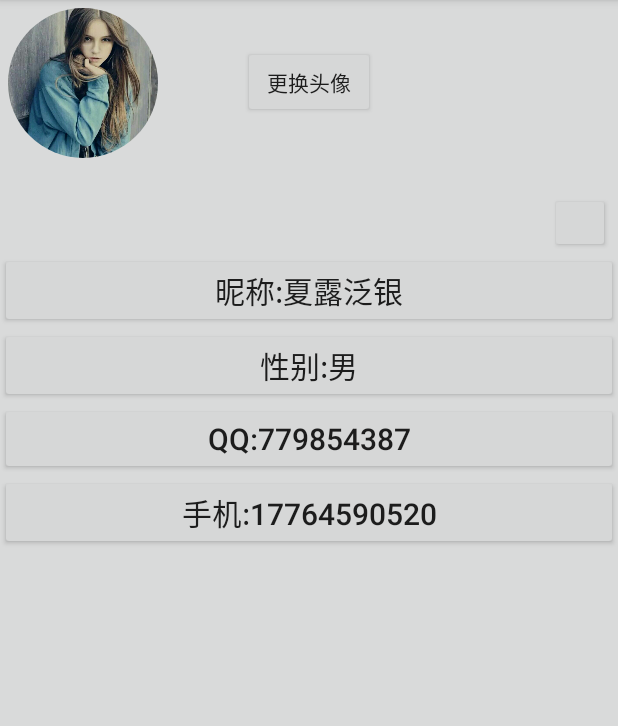
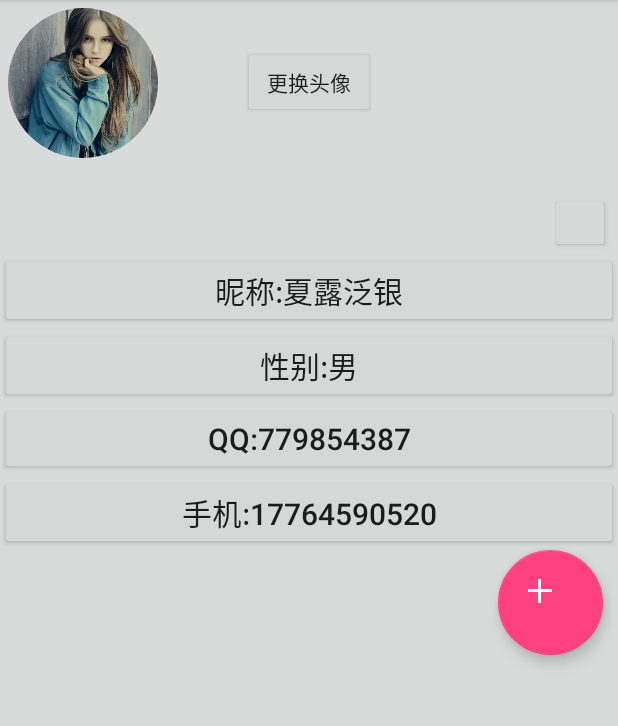
Before and after one commit to Smallsherlly/XiYang_1.0, an Android app: the fragment MineFragment shown on its own in the app's theme, on a phone screen of 412 x 824 dp, the part 84-810 px from its top. Run offline under Robolectric (Android 15) with nearby library versions, the phone set to English and light mode, and no system bars; libraries missing offline, so code that uses them is left out: com.sackcentury.shinebuttonlib; plain views replace ShineButton; 4 statements that could not run were skipped.

Commit message:
惜扬手账内测1.3版本. 添加新建手账按钮。

```diff
--- a/app/src/main/java/com/example/silence/xiyang_10/MineFragment.java
+++ b/app/src/main/java/com/example/silence/xiyang_10/MineFragment.java
@@ -16,6 +16,7 @@ import android.os.Environment;
 import android.provider.MediaStore;
 import android.support.annotation.Nullable;
 import android.support.design.widget.CoordinatorLayout;
+import android.support.design.widget.FloatingActionButton;
 import android.support.v4.app.Fragment;
 import android.view.LayoutInflater;
 import android.view.View;
@@ -35,7 +36,8 @@ import java.io.File;
 public class MineFragment extends Fragment {
     private int count;
     private String urlpath;//图片路径
-    RoundImageButton test_button;
+    private RoundImageButton test_button;
+    private FloatingActionButton create;
     public MineFragment(){
         count = 0;
     }
@@ -48,8 +50,8 @@ public class MineFragment extends Fragment {
     public void onViewCreated(final View view, @Nullable final Bundle savedInstanceState){
         Button button_change = (Button) getView().findViewById(R.id.change_touxiang);
         final RoundImageButton roundImageView = (RoundImageButton) getView().findViewById(R.id.round_touxiang);
-        Button button_edit = (Button) getView().findViewById(R.id.Edit);
-        button_edit.setOnClickListener(new View.OnClickListener() {
+        create = getView().findViewById(R.id.create);
+        create.setOnClickListener(new View.OnClickListener() {
             @Override
             public void onClick(View v) {
                 Intent edit_intent = new Intent(getActivity(),MyEditClass.class);
--- a/app/src/main/java/com/example/silence/xiyang_10/MyEditClass.java
+++ b/app/src/main/java/com/example/silence/xiyang_10/MyEditClass.java
@@ -190,11 +190,6 @@ public class MyEditClass extends AppCompatActivity {
             //图片路径
             urlpath = FileUtilcll.saveFile(this, "temphead.jpg", photo);
             System.out.println("----------路径----------" + urlpath);
-//            dragScaleView.setImageBitmap(photo);
-//            dragScaleView.setBackgroundColor(getResources().getColor(R.color.blue));
-//            dragScaleView.setClickable(true);
-//            dragScaleView.setScaleType(ImageView.ScaleType.FIT_XY);
-//            editor.addView(dragScaleView);
         }
     }
     /**
--- a/app/src/main/res/layout/fragment_mine.xml
+++ b/app/src/main/res/layout/fragment_mine.xml
@@ -60,5 +60,15 @@
         android:textSize="20sp"
         android:text="手机:17764590520"/>
 
+    <android.support.design.widget.FloatingActionButton
+        android:id="@+id/create"
+        android:layout_width="70dp"
+        android:layout_height="70dp"
+        app:fabSize="normal"
+        android:src="@drawable/plus"
+        android:transitionName="loginFab"
+        android:layout_gravity="right"
+        android:layout_marginRight="10dp"
+        />
 
 </LinearLayout>
```
